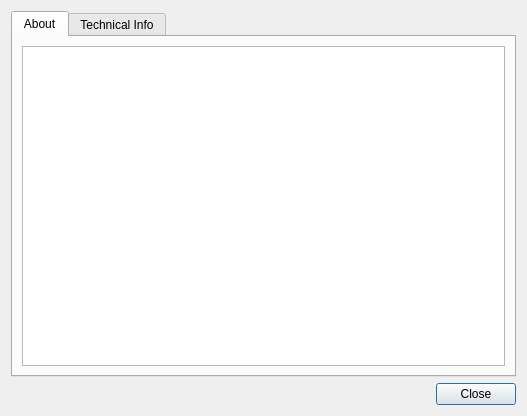
Old version of the form razoraboutdlg.ui in the repository lxqt/liblxqt.
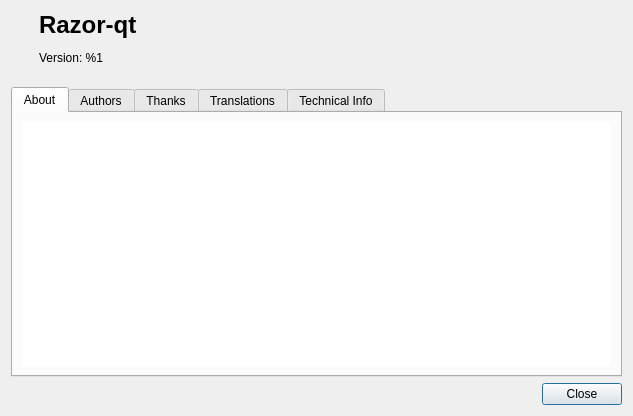
New version of the form.

The edit to the form file:
```diff
--- a/razoraboutdlg.ui
+++ b/razoraboutdlg.ui
@@ -6,15 +6,57 @@
    <rect>
     <x>0</x>
     <y>0</y>
-    <width>527</width>
+    <width>633</width>
     <height>416</height>
    </rect>
   </property>
   <property name="windowTitle">
    <string> About Razor</string>
   </property>
-  <layout class="QGridLayout" name="gridLayout_2">
-   <item row="0" column="0">
+  <layout class="QVBoxLayout" name="verticalLayout_3">
+   <item>
+    <layout class="QHBoxLayout" name="horizontalLayout_2">
+     <property name="spacing">
+      <number>21</number>
+     </property>
+     <property name="bottomMargin">
+      <number>16</number>
+     </property>
+     <item>
+      <widget class="QLabel" name="iconLabel">
+       <property name="sizePolicy">
+        <sizepolicy hsizetype="Preferred" vsizetype="Preferred">
+         <horstretch>0</horstretch>
+         <verstretch>0</verstretch>
+        </sizepolicy>
+       </property>
+       <property name="sizeIncrement">
+        <size>
+         <width>0</width>
+         <height>0</height>
+        </size>
+       </property>
+       <property name="text">
+        <string notr="true"/>
+       </property>
+      </widget>
+     </item>
+     <item>
+      <widget class="QLabel" name="nameLabel">
+       <property name="sizePolicy">
+        <sizepolicy hsizetype="Preferred" vsizetype="Preferred">
+         <horstretch>1</horstretch>
+         <verstretch>0</verstretch>
+        </sizepolicy>
+       </property>
+       <property name="text">
+        <string notr="true">&lt;h1&gt;Razor-qt&lt;/h1&gt;&lt;p&gt;Version: %1&lt;/p&gt;</string>
+       </property>
+      </widget>
+     </item>
+    </layout>
+   </item>
+   <item>
     <widget class="QTabWidget" name="tabWidget">
      <property name="currentIndex">
       <number>0</number>
@@ -23,9 +65,63 @@
       <attribute name="title">
        <string>About</string>
       </attribute>
-      <layout class="QGridLayout" name="gridLayout">
-       <item row="0" column="0">
+      <layout class="QVBoxLayout" name="verticalLayout_2">
+       <item>
         <widget class="QTextBrowser" name="aboutBrowser">
+         <property name="frameShape">
+          <enum>QFrame::NoFrame</enum>
+         </property>
+         <property name="openExternalLinks">
+          <bool>true</bool>
+         </property>
+        </widget>
+       </item>
+      </layout>
+     </widget>
+     <widget class="QWidget" name="tab_3">
+      <attribute name="title">
+       <string>Authors</string>
+      </attribute>
+      <layout class="QVBoxLayout" name="verticalLayout_4">
+       <item>
+        <widget class="QTextBrowser" name="autorsBrowser">
+         <property name="frameShape">
+          <enum>QFrame::NoFrame</enum>
+         </property>
+         <property name="openExternalLinks">
+          <bool>true</bool>
+         </property>
+        </widget>
+       </item>
+      </layout>
+     </widget>
+     <widget class="QWidget" name="tab_4">
+      <attribute name="title">
+       <string>Thanks</string>
+      </attribute>
+      <layout class="QVBoxLayout" name="verticalLayout_5">
+       <item>
+        <widget class="QTextBrowser" name="thanksBrowser">
+         <property name="frameShape">
+          <enum>QFrame::NoFrame</enum>
+         </property>
+         <property name="openExternalLinks">
+          <bool>true</bool>
+         </property>
+        </widget>
+       </item>
+      </layout>
+     </widget>
+     <widget class="QWidget" name="translationsTab">
+      <attribute name="title">
+       <string>Translations</string>
+      </attribute>
+      <layout class="QVBoxLayout" name="verticalLayout">
+       <item>
+        <widget class="QTextBrowser" name="translationsBrowser">
+         <property name="frameShape">
+          <enum>QFrame::NoFrame</enum>
+         </property>
          <property name="openExternalLinks">
           <bool>true</bool>
          </property>
@@ -49,7 +145,7 @@
      </widget>
     </widget>
    </item>
-   <item row="1" column="0">
+   <item>
     <widget class="QDialogButtonBox" name="buttonBox">
      <property name="standardButtons">
       <set>QDialogButtonBox::Close</set>
```
Left out of the diff: 8 changed lines with no effect on the pictures.
